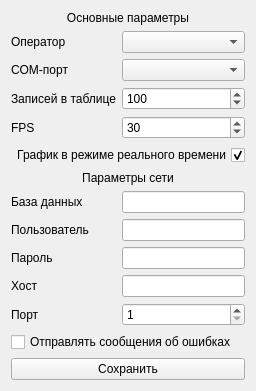
Before: the Qt Designer form usonicapp/forms/settings.ui in Kneshal/usonicApp, drawn with Qt 5.
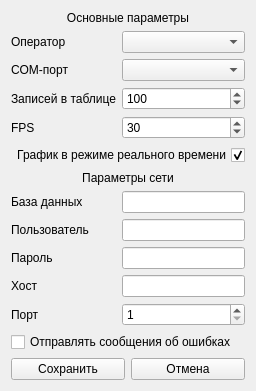
After: the same form once the commit is applied.

```diff
--- a/usonicapp/forms/settings.ui
+++ b/usonicapp/forms/settings.ui
@@ -207,11 +207,22 @@
     </layout>
    </item>
    <item>
+    <layout class="QHBoxLayout" name="horizontalLayout">
+     <item>
     <widget class="QPushButton" name="button_save">
      <property name="text">
       <string>Сохранить</string>
      </property>
     </widget>
+     </item>
+     <item>
+      <widget class="QPushButton" name="button_cancel">
+       <property name="text">
+        <string>Отмена</string>
+       </property>
+      </widget>
+     </item>
+    </layout>
    </item>
   </layout>
  </widget>
```
Lines whose indentation alone changed are shown as unchanged.
